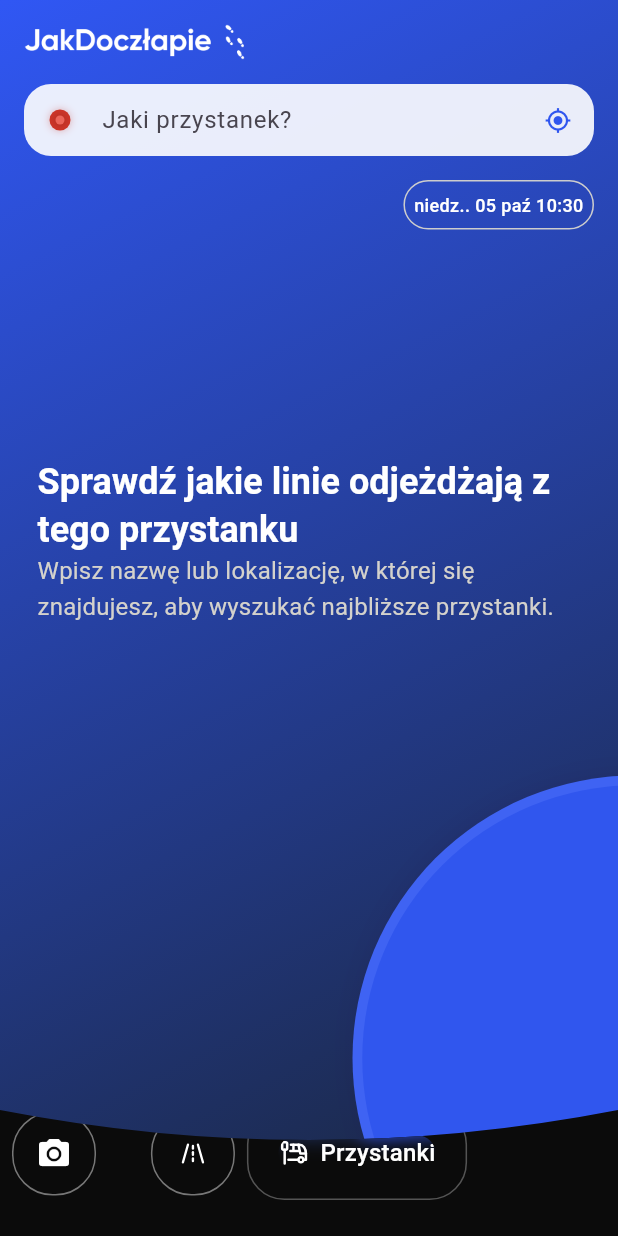
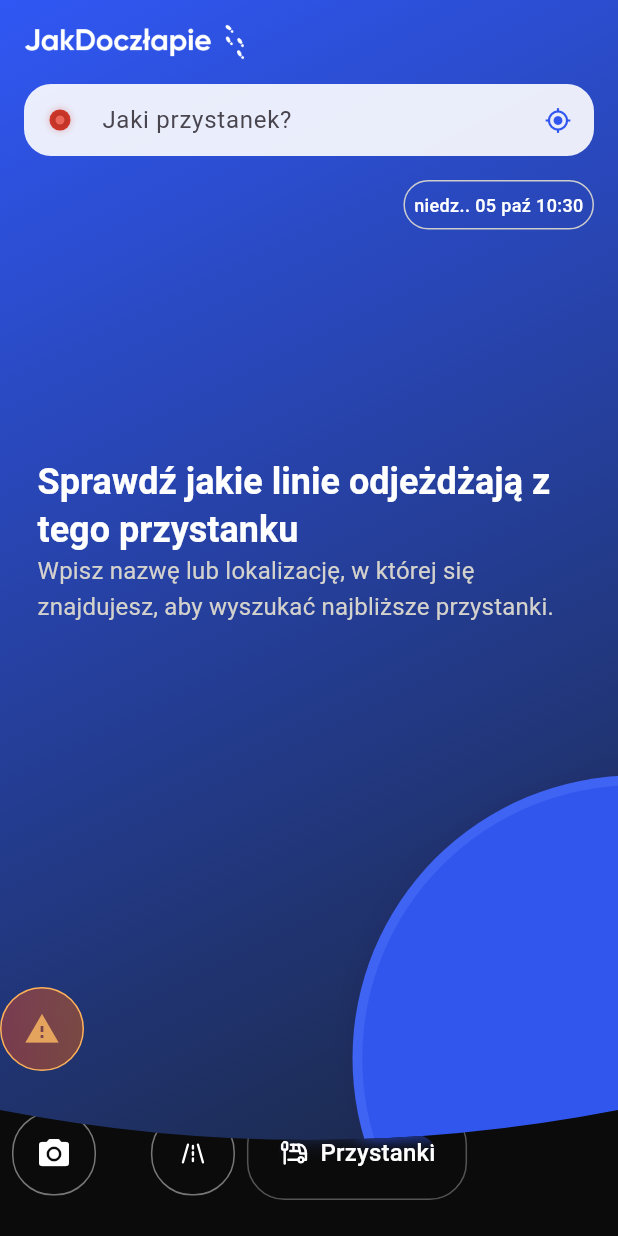
Before and after one commit to Solvro/mobile-jak-doczlapie, a Flutter app: the screen it shows after launch, on a phone screen of 412 x 824 dp. Run offline on Flutter 3.47's test engine with Material 3 defaults, Android fonts, the light colour scheme and no system bars; drawn by our look-alikes of toastification; our stand-ins replace auto_route, device_preview, dio, flutter_form_builder, flutter_hooks, flutter_map and 12 more; generated files the repository leaves out were written again.

Commit message:
feat(report_incidents): add ReportIncidentsPage and button for navigation

```diff
--- a/lib/app/router.dart
+++ b/lib/app/router.dart
@@ -4,6 +4,7 @@ import "package:flutter/material.dart";
 import "../features/main_navigation/main_navigation_page.dart";
 import "../features/main_navigation/routes_tab/routes_tab_page.dart";
 import "../features/main_navigation/stops_tab/stops_tab_page.dart";
+import "../features/report_incidents/report_incidents_page.dart";
 import "../features/report_schedule/report_schedule_page.dart";
 import "../features/route_trip/route_trip_page.dart";
 import "../features/routes/routes_page.dart";
@@ -48,5 +49,6 @@ class AppRouter extends RootStackRouter {
       ],
     ),
     AutoRoute(page: ReportScheduleRoute.page),
+    AutoRoute(page: ReportIncidentsRoute.page),
   ];
 }
--- /dev/null
+++ b/lib/features/report_incidents/report_incidents_page.dart
@@ -0,0 +1,14 @@
+import "package:auto_route/auto_route.dart";
+import "package:flutter/material.dart";
+
+import "../../common/widgets/gradient_scaffold.dart";
+
+@RoutePage()
+class ReportIncidentsPage extends StatelessWidget {
+  const ReportIncidentsPage({super.key});
+
+  @override
+  Widget build(BuildContext context) {
+    return const GradientScaffold(body: Center(child: Text("Report Incidents")));
+  }
+}
--- /dev/null
+++ b/lib/features/report_incidents/view/report_incidents_btn.dart
@@ -0,0 +1,48 @@
+import "package:auto_route/auto_route.dart";
+import "package:flutter/material.dart";
+
+import "../../../app/router.dart";
+import "../../../app/tokens.dart";
+
+class ReportIncidentsBtn extends StatelessWidget {
+  const ReportIncidentsBtn({super.key});
+
+  @override
+  Widget build(BuildContext context) {
+    return Material(
+      color: Colors.transparent,
+      child: InkWell(
+        onTap: () async {
+          await context.router.push(const ReportIncidentsRoute());
+        },
+        borderRadius: BorderRadius.circular(71),
+        child: Container(
+          width: p56,
+          height: p56,
+          decoration: BoxDecoration(
+            borderRadius: BorderRadius.circular(71),
+            border: Border.all(color: const Color(0xFFFFB159)),
+            gradient: const LinearGradient(
+              stops: [0.0316, 1.3747],
+              colors: [
+                Color(0x66FB4716), // rgba(251, 71, 22, 0.40)
+                Color(0x66FF6A00), // rgba(255, 106, 0, 0.40)
+              ],
+            ),
+            boxShadow: const [
+              BoxShadow(
+                color: Color(0x00AFAFAF), // rgba(175, 175, 175, 0.00)
+                offset: Offset(24, -30),
+                blurRadius: 40,
+              ),
+            ],
+          ),
+          child: ClipRRect(
+            borderRadius: BorderRadius.circular(71),
+            child: const Center(child: Icon(Icons.warning, color: Color(0xFFE5A45E), size: 24)),
+          ),
+        ),
+      ),
+    );
+  }
+}
--- a/lib/features/stops/view/stops_view.dart
+++ b/lib/features/stops/view/stops_view.dart
@@ -5,6 +5,7 @@ import "../../../app/router.dart";
 import "../../../app/theme.dart";
 import "../../../gen/assets.gen.dart";
 import "../../bottom_nav/view/bottom_nav_bar.dart";
+import "../../report_incidents/view/report_incidents_btn.dart";
 import "../../report_schedule/view/report_schedule_button.dart";
 
 class StopsView extends StatelessWidget {
@@ -55,6 +56,7 @@ class StopsView extends StatelessWidget {
           ),
         ),
 
+        const Positioned(bottom: 110, child: ReportIncidentsBtn()),
         Positioned(
           bottom: 110,
           left: 0,
```
